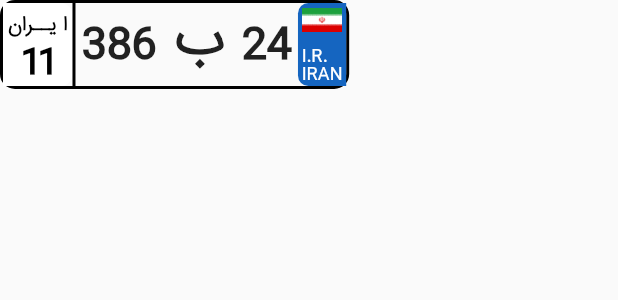
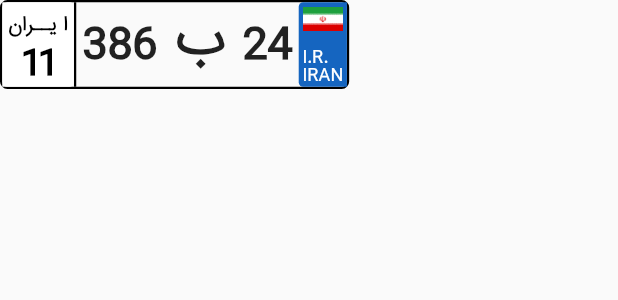
Before and after one commit to Amin397/repo_test, a Flutter app: the CarTag widget shown alone on an empty page, opened directly, on a phone screen of 412 x 824 dp. Shown: the top 300 px of the screen. Run offline on Flutter 3.47's test engine with Material 2 defaults, Android fonts, the phone set to English and light mode, and no system bars; drawn by our look-alikes of overlay_support; our stand-ins replace cloud_firestore, connectivity, firebase_messaging, flutter_spinkit, geolocator, google_maps_flutter and 3 more; missing offline and left inert: flutter_polyline_points, flutter_sparkline, load, location_permissions, requests; accounts and stored records are empty.

```diff
--- a/lib/screens/request/main_request.dart
+++ b/lib/screens/request/main_request.dart
@@ -1,9 +1,5 @@
-import 'package:clippy_flutter/clippy_flutter.dart';
 import 'package:flutter/cupertino.dart';
 import 'package:flutter/material.dart';
-import 'package:google_maps_flutter/google_maps_flutter.dart';
-import 'package:sanannegarexperts/dashboard/ui/custom_clip_path.dart';
-import 'package:sanannegarexperts/screens/widgets/car_tag.dart';
 import 'package:sanannegarexperts/screens/widgets/car_tag_part.dart';
 import 'package:sanannegarexperts/screens/widgets/end_part.dart';
 import 'package:sanannegarexperts/screens/widgets/middle_part.dart';
--- a/lib/screens/widgets/car_tag.dart
+++ b/lib/screens/widgets/car_tag.dart
@@ -11,8 +11,8 @@ class CarTag extends StatelessWidget {
       height: (height * .48) * .15,
       width: width * .565,
       decoration: BoxDecoration(
-          borderRadius: BorderRadius.all(Radius.circular(10.0)),
-          border: Border.all(color: Colors.black, width: 2.0)),
+          borderRadius: BorderRadius.all(Radius.circular(5.0)),
+          border: Border.all(color: Colors.black, width: 1.5)),
       child: Row(
         crossAxisAlignment: CrossAxisAlignment.end,
         children: <Widget>[
@@ -21,8 +21,8 @@ class CarTag extends StatelessWidget {
               decoration: BoxDecoration(
                 color: Colors.white,
                 borderRadius: BorderRadius.only(
-                    topRight: Radius.circular(8.0),
-                    bottomRight: Radius.circular(8.0)),
+                    topRight: Radius.circular(3.0),
+                    bottomRight: Radius.circular(3.0)),
               ),
               child: Column(
                 mainAxisAlignment: MainAxisAlignment.spaceBetween,
@@ -52,7 +52,7 @@ class CarTag extends StatelessWidget {
             ),
           ),
           Container(
-            width: 2,
+            width: 1.5,
             color: Colors.black,
           ),
           Container(
@@ -106,8 +106,8 @@ class CarTag extends StatelessWidget {
               width: (width * .6) * .13,
               decoration: BoxDecoration(
                   borderRadius: BorderRadius.only(
-                      topLeft: Radius.circular(7.0),
-                      bottomLeft: Radius.circular(7.0)),
+                      topLeft: Radius.circular(3.0),
+                      bottomLeft: Radius.circular(3.0)),
                   color: Colors.blue.shade800),
               child: Padding(
                 padding: EdgeInsets.only(top: 3),
--- a/pubspec.yaml
+++ b/pubspec.yaml
@@ -56,6 +56,7 @@ dependencies:
   flutter_polyline_points: ^0.2.2
   modal_bottom_sheet: ^0.1.6+1
   clippy_flutter: ^1.1.1
+  http: ^0.12.1
 
 dev_dependencies:
   flutter_test:
```
Also changed, not shown: lib/login/funcs.dart (+3 -12 lines), lib/screens/widgets/middle_part.dart (+24 -5 lines), assets/images/car2.png (added), pubspec.lock.
